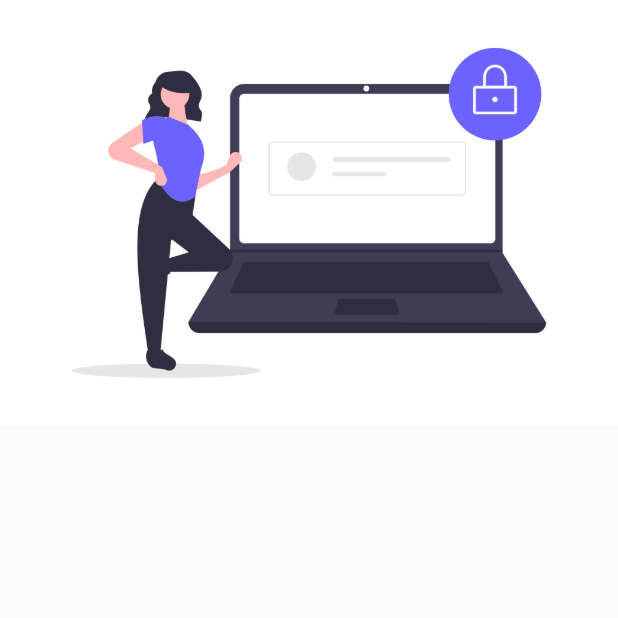
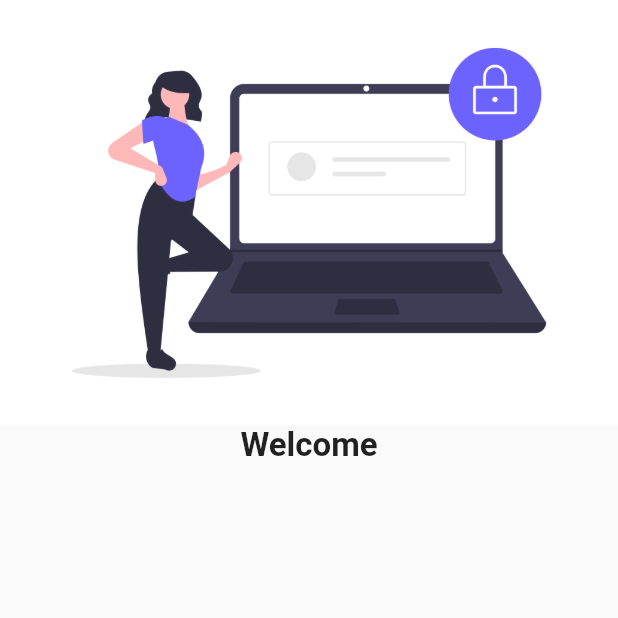
Before and after one commit to subeeshsudhakaran/LearnFlutter, a Flutter app: the screen it shows after launch, on a phone screen of 412 x 824 dp, the top half of it. Run offline on Flutter 3.47's test engine with Material 2 defaults, Android fonts, the phone set to English and light mode, and no system bars.

Commit message:
added text

```diff
--- a/my_app/lib/screens/login.dart
+++ b/my_app/lib/screens/login.dart
@@ -10,6 +10,13 @@ class Login extends StatelessWidget {
             "assets/images/logIn.png",
             fit: BoxFit.cover,
           ),
+          const Text(
+            "Welcome",
+            style: TextStyle(
+              fontSize: 22,
+              fontWeight: FontWeight.bold,
+            ),
+          ),
         ],
       ),
     );
```
